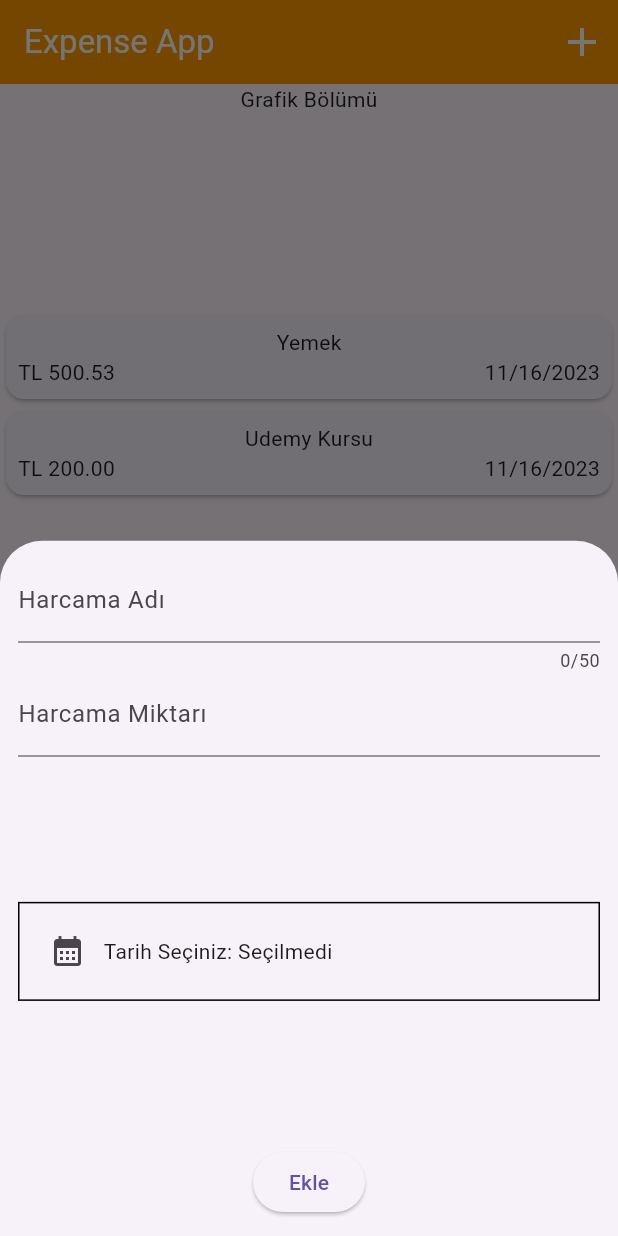
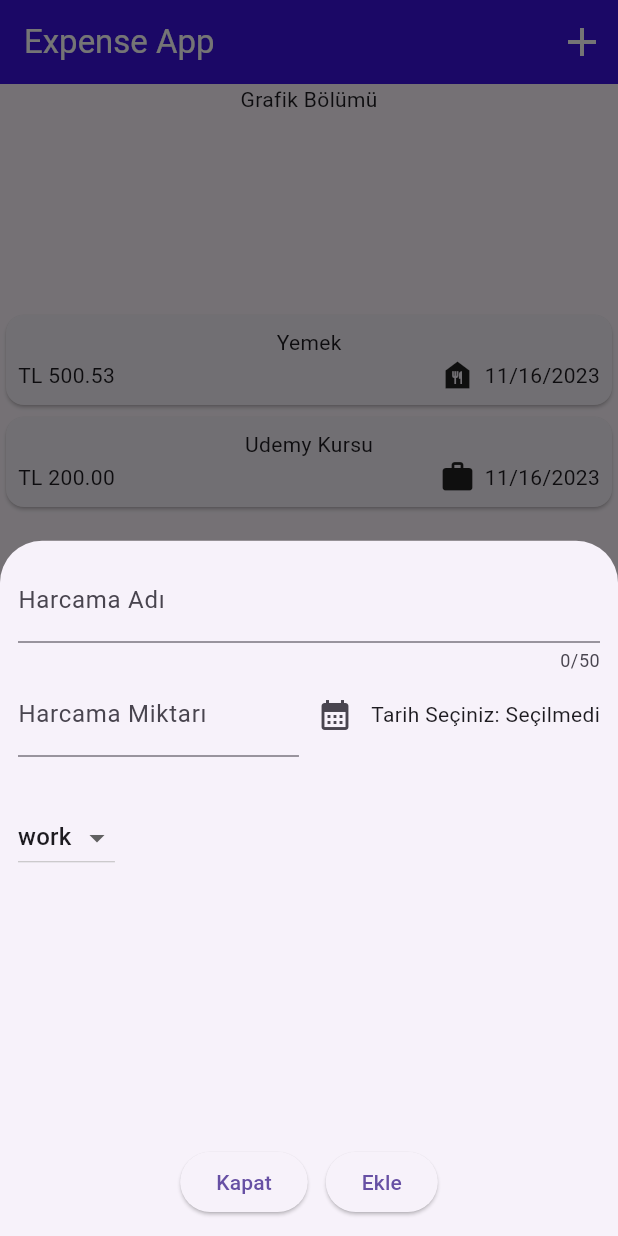
Before and after one commit to yurtkurane/flutter, a Flutter app: the screen it shows after launch, after a tap on the "add" icon, on a phone screen of 412 x 824 dp. Run offline on Flutter 3.47's test engine with Material 2 defaults, Android fonts, the phone set to English and light mode, and no system bars.

Commit message:
ders kapsamında

```diff
--- a/expenseapp/lib/models/expense.dart
+++ b/expenseapp/lib/models/expense.dart
@@ -1,16 +1,28 @@
 
 // id => kimlik belirleyici
+import 'package:flutter/material.dart';
 import 'package:uuid/uuid.dart';
 
 const uuid = Uuid();
 
+enum Category {work, travel, food, dress}
+
+const categoryIcons = {
+  Category.work: Icons.work,
+  Category.travel: Icons.place_outlined,
+  Category.food: Icons.food_bank,
+  Category.dress: Icons.abc,
+
+};
+
 class Expense{
-  Expense({required this.name, required this.price, required this.date})
+  Expense({required this.name, required this.price, required this.date, required this.category})
   : id = uuid.v4();
   final String id;
   final String name;
   final double price;
   final DateTime date;
+  final Category category;
 }
 
 // id => 1,2,3..
--- a/expenseapp/lib/pages/expenses_pages.dart
+++ b/expenseapp/lib/pages/expenses_pages.dart
@@ -13,9 +13,10 @@ class ExpensesPage extends StatefulWidget {
 }
 
 class _ExpensesPageState extends State<ExpensesPage> {
+
   List<Expense> expenses = [
-    Expense(name: "Yemek", price: 500.529, date: DateTime.now()),
-    Expense(name: "Udemy Kursu", price: 200, date: DateTime.now()),
+    Expense(name: "Yemek", price: 500.529, date: DateTime.now(), category: Category.food),
+    Expense(name: "Udemy Kursu", price: 200, date: DateTime.now(), category: Category.work),
   ];
 
   @override
--- a/expenseapp/lib/pages/main_page.dart
+++ b/expenseapp/lib/pages/main_page.dart
@@ -18,14 +18,14 @@ class _MainPageState extends State<MainPage> {
       appBar: AppBar(
         foregroundColor: Colors.white,
         title: const Text("Expense App"),
-        backgroundColor: Colors.orange,
+        backgroundColor: Color.fromARGB(255, 59, 18, 222),
         actions: [
           IconButton(
               onPressed: () {
                 showModalBottomSheet(
                     context: context,
                     builder: (ctx) {
-                      return NewExpense();
+                      return const NewExpense();
                     });
               },
               icon: const Icon(Icons.add),
--- a/expenseapp/lib/widget/expense_item.dart
+++ b/expenseapp/lib/widget/expense_item.dart
@@ -16,6 +16,8 @@ final Expense expense;
           children: [
             Text("TL ${expense.price.toStringAsFixed(2)}"),
             const Spacer(),
+            Icon(categoryIcons[expense.category]),
+            const SizedBox (width:6),
             Text (DateFormat.yMd().format(expense.date)),
           ],
         )] ),
--- a/expenseapp/lib/widget/new_expensive.dart
+++ b/expenseapp/lib/widget/new_expensive.dart
@@ -1,4 +1,6 @@
+import 'package:expenseapp/models/expense.dart';
 import 'package:flutter/material.dart';
+import 'package:intl/intl.dart';
 
 class NewExpense extends StatefulWidget {
   const NewExpense({Key? key}) : super(key: key);
@@ -11,6 +13,8 @@ class _NewExpenseState extends State<NewExpense> {
   var _expenseNameController = TextEditingController();
   var _expensePriceController = TextEditingController();
   DateTime? _selectedDate;
+  Category _selectedCategory = Category.work;
+
 
   Future<void> _selectDate(BuildContext context) async {
     final DateTime? picked = await showDatePicker(
@@ -39,19 +43,16 @@ class _NewExpenseState extends State<NewExpense> {
             maxLength: 50,
             decoration: InputDecoration(labelText: "Harcama Adı"),
           ),
-
-          TextField(
+          Row(
+            children: [
+              Expanded(
+                child: TextField(
                   controller: _expensePriceController,
                   keyboardType: TextInputType.number,
-            decoration: InputDecoration(labelText: "Harcama Miktarı"),
+                  decoration: const InputDecoration(labelText: "Harcama Miktarı", prefixText: "₺"),
                 ),
-          const Spacer(),
-          Container(
-            decoration: BoxDecoration(border:Border.all()),
-            child: Padding(
-              padding: const EdgeInsets.all(8.0),
-              child: Row(
-                  children: [
+              ),
+
               IconButton(
                 onPressed: () => _selectDate(context),
                 icon: Icon(Icons.calendar_month),
@@ -59,15 +60,44 @@ class _NewExpenseState extends State<NewExpense> {
               Text("Tarih Seçiniz: ${_selectedDate != null ? _selectedDate!.toLocal().toString().split(' ')[0] : 'Seçilmedi'}"),
             ],
           ),
+          const SizedBox(
+            height: 30,
           ),
+          Row(
+            children: [
+              DropdownButton(
+                value: _selectedCategory,
+                items: Category.values.map((category) {
+                return DropdownMenuItem (
+                  value: category, child: Text(category.name));
+              }).toList(),
+               onChanged: (value) {
+                setState((){
+                  if (value != null) _selectedCategory = value;
+                });
+              })
+            ],
           ),
           const Spacer(),
+          Row(
+            mainAxisAlignment: MainAxisAlignment.center,
+            children: [
+              ElevatedButton(onPressed: () {
+                Navigator.pop(context);
+              },
+              child: const Text("Kapat")),
+              const SizedBox(
+                width: 12,
+              ),
               ElevatedButton(
                   onPressed: () {
                     print(
                         "Kaydedilen değer: ${_expenseNameController.text} ${_expensePriceController.text}");
                   },
-              child: Text("Ekle"))
+                  child: Text("Ekle")),
+            ],
+          ),
+
         ]),
       ),
     );
```
Lines whose indentation alone changed are shown as unchanged.
